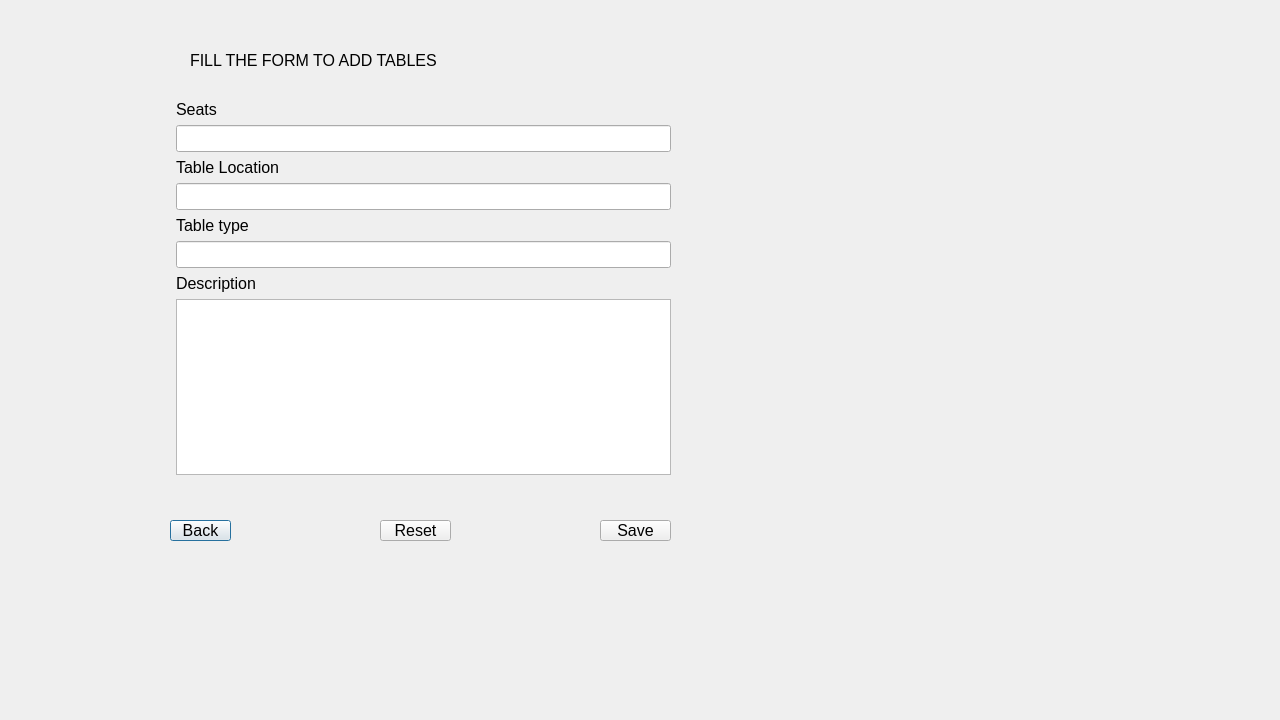
First picture: the form in RMS_qt/add_tables.ui, repository dev-pratik02/RMS, before the edit.
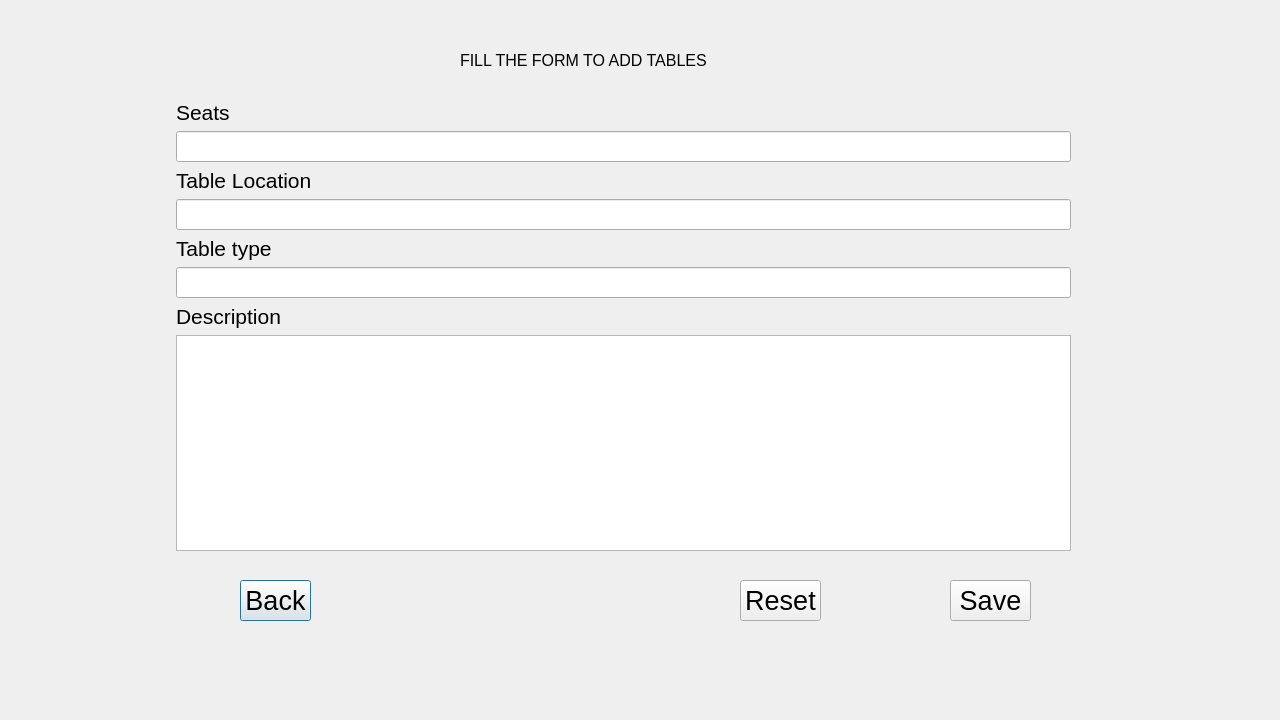
Second picture: the form after the edit.

What changed in the file:
```diff
--- a/RMS_qt/add_tables.ui
+++ b/RMS_qt/add_tables.ui
@@ -28,12 +28,18 @@
   <widget class="QPushButton" name="btn_back1">
    <property name="geometry">
     <rect>
-     <x>170</x>
-     <y>520</y>
-     <width>61</width>
-     <height>21</height>
+     <x>240</x>
+     <y>580</y>
+     <width>71</width>
+     <height>41</height>
     </rect>
    </property>
+   <property name="font">
+    <font>
+     <family>Arial</family>
+     <pointsize>20</pointsize>
+    </font>
+   </property>
    <property name="text">
     <string>Back</string>
    </property>
@@ -41,12 +47,18 @@
   <widget class="QPushButton" name="btn_reset">
    <property name="geometry">
     <rect>
-     <x>380</x>
-     <y>520</y>
-     <width>71</width>
-     <height>21</height>
+     <x>740</x>
+     <y>580</y>
+     <width>81</width>
+     <height>41</height>
     </rect>
    </property>
+   <property name="font">
+    <font>
+     <family>Arial</family>
+     <pointsize>20</pointsize>
+    </font>
+   </property>
    <property name="text">
     <string>Reset</string>
    </property>
@@ -54,12 +66,18 @@
   <widget class="QPushButton" name="btn_save">
    <property name="geometry">
     <rect>
-     <x>600</x>
-     <y>520</y>
-     <width>71</width>
-     <height>21</height>
+     <x>950</x>
+     <y>580</y>
+     <width>81</width>
+     <height>41</height>
     </rect>
    </property>
+   <property name="font">
+    <font>
+     <family>Arial</family>
+     <pointsize>20</pointsize>
+    </font>
+   </property>
    <property name="text">
     <string>Save</string>
    </property>
@@ -69,57 +87,109 @@
     <rect>
      <x>170</x>
      <y>100</y>
-     <width>501</width>
-     <height>375</height>
+     <width>901</width>
+     <height>451</height>
     </rect>
    </property>
    <layout class="QFormLayout" name="formLayout">
     <item row="0" column="1">
      <widget class="QLabel" name="label_2">
+      <property name="font">
+       <font>
+        <family>Arial</family>
+        <pointsize>16</pointsize>
+       </font>
+      </property>
       <property name="text">
        <string>Seats</string>
       </property>
      </widget>
     </item>
     <item row="1" column="1">
-     <widget class="QLineEdit" name="lineEdit_2"/>
+     <widget class="QLineEdit" name="lineEdit_2">
+      <property name="font">
+       <font>
+        <family>Arial</family>
+        <pointsize>14</pointsize>
+       </font>
+      </property>
+     </widget>
     </item>
     <item row="2" column="1">
      <widget class="QLabel" name="label_3">
+      <property name="font">
+       <font>
+        <family>Arial</family>
+        <pointsize>16</pointsize>
+       </font>
+      </property>
       <property name="text">
        <string>Table Location</string>
       </property>
      </widget>
     </item>
     <item row="3" column="1">
-     <widget class="QLineEdit" name="lineEdit_3"/>
+     <widget class="QLineEdit" name="lineEdit_3">
+      <property name="font">
+       <font>
+        <family>Arial</family>
+        <pointsize>14</pointsize>
+       </font>
+      </property>
+     </widget>
     </item>
     <item row="4" column="1">
      <widget class="QLabel" name="label_5">
+      <property name="font">
+       <font>
+        <family>Arial</family>
+        <pointsize>16</pointsize>
+       </font>
+      </property>
       <property name="text">
        <string>Table type</string>
       </property>
      </widget>
     </item>
     <item row="5" column="1">
-     <widget class="QLineEdit" name="lineEdit_5"/>
+     <widget class="QLineEdit" name="lineEdit_5">
+      <property name="font">
+       <font>
+        <family>Arial</family>
+        <pointsize>14</pointsize>
+       </font>
+      </property>
+     </widget>
     </item>
     <item row="6" column="1">
      <widget class="QLabel" name="label_6">
+      <property name="font">
+       <font>
+        <family>Arial</family>
+        <pointsize>16</pointsize>
+       </font>
+      </property>
       <property name="text">
        <string>Description</string>
       </property>
      </widget>
     </item>
     <item row="7" column="1">
-     <widget class="QTextEdit" name="textEdit_1"/>
+     <widget class="QTextEdit" name="textEdit_1">
+      <property name="font">
+       <font>
+        <family>Arial</family>
+        <pointsize>14</pointsize>
+       </font>
+      </property>
+     </widget>
     </item>
    </layout>
   </widget>
   <widget class="QLabel" name="label_7">
    <property name="geometry">
     <rect>
-     <x>190</x>
+     <x>460</x>
      <y>30</y>
      <width>461</width>
      <height>61</height>
```
